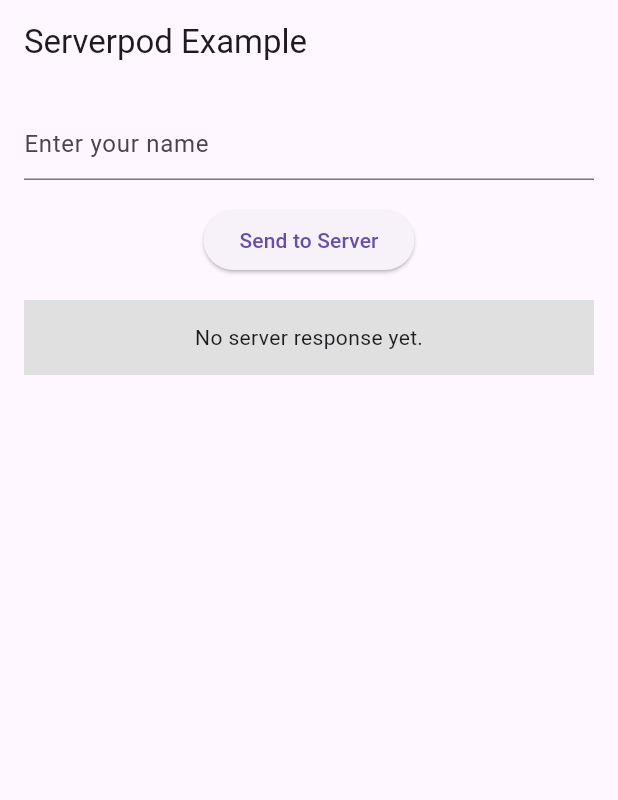
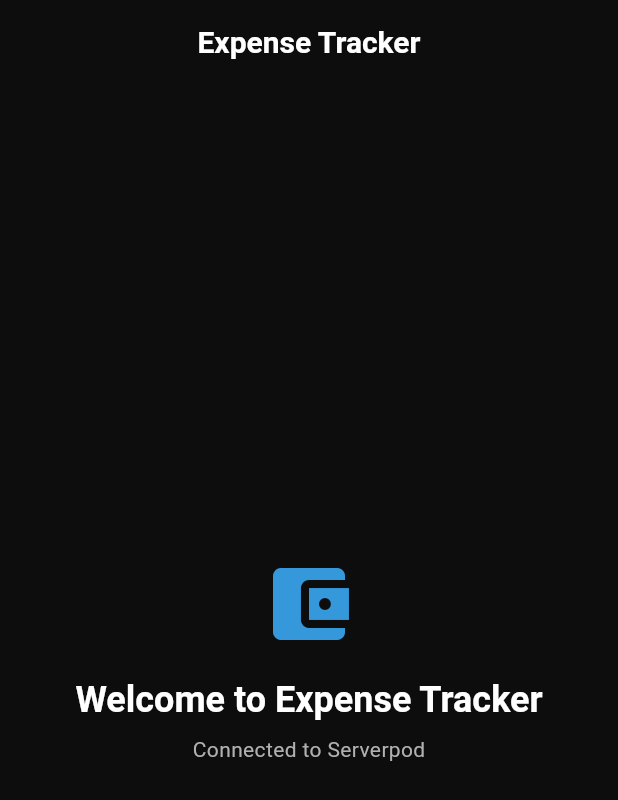
Before and after one commit to truong-kulltran/PriceNoteApp, a Flutter app: the screen it shows after launch, on a phone screen of 412 x 824 dp. Shown: the top 800 px of the screen. Run offline on Flutter 3.47's test engine with Material 3 defaults, Android fonts, the phone set to English and light mode, and no system bars; our stand-ins replace dartz, flutter_riverpod; missing offline and left inert: serverpod, serverpod_client, serverpod_flutter; statements that could not run were skipped.

Commit message:
Refactor Serverpod client initialization and update project configuration for improved connectivity monitoring

```diff
--- a/learn_dart_serverpod_flutter/lib/core/config/serverpod_config.dart
+++ b/learn_dart_serverpod_flutter/lib/core/config/serverpod_config.dart
@@ -9,7 +9,6 @@
   static void initialize() {
     client = Client(
       'http://localhost:8083/',
-      authenticationKeyManager: FlutterAuthenticationKeyManager(),
-    );
+    )..connectivityMonitor = FlutterConnectivityMonitor();
   }
 }
--- a/learn_dart_serverpod_flutter/lib/main.dart
+++ b/learn_dart_serverpod_flutter/lib/main.dart
@@ -1,32 +1,17 @@
-import 'package:learn_dart_serverpod_client/learn_dart_serverpod_client.dart';
 import 'package:flutter/material.dart';
-import 'package:serverpod_flutter/serverpod_flutter.dart';
-
-/// Sets up a global client object that can be used to talk to the server from
-/// anywhere in our app. The client is generated from your server code
-/// and is set up to connect to a Serverpod running on a local server on
-/// the default port. You will need to modify this to connect to staging or
-/// production servers.
-/// In a larger app, you may want to use the dependency injection of your choice
-/// instead of using a global client object. This is just a simple example.
-late final Client client;
-
-late String serverUrl;
+import 'package:flutter_riverpod/flutter_riverpod.dart';
+import 'core/config/serverpod_config.dart';
+import 'core/theme/app_theme.dart';
 
 void main() {
-  // When you are running the app on a physical device, you need to set the
-  // server URL to the IP address of your computer. You can find the IP
-  // address by running `ipconfig` on Windows or `ifconfig` on Mac/Linux.
-  // You can set the variable when running or building your app like this:
-  // E.g. `flutter run --dart-define=SERVER_URL=https://api.example.com/`
-  const serverUrlFromEnv = String.fromEnvironment('SERVER_URL');
-  final serverUrl =
-      serverUrlFromEnv.isEmpty ? 'http://$localhost:8083/' : serverUrlFromEnv;
+  // Initialize Serverpod client
+  ServerpodClientConfig.initialize();
 
-  client = Client(serverUrl)
-    ..connectivityMonitor = FlutterConnectivityMonitor();
-
-  runApp(const MyApp());
+  runApp(
+    const ProviderScope(
+      child: MyApp(),
+    ),
+  );
 }
 
 class MyApp extends StatelessWidget {
@@ -35,74 +20,41 @@
   @override
   Widget build(BuildContext context) {
     return MaterialApp(
-      title: 'Serverpod Demo',
-      theme: ThemeData(primarySwatch: Colors.blue),
-      home: const MyHomePage(title: 'Serverpod Example'),
+      title: 'PriceNoteDemo',
+      debugShowCheckedModeBanner: false,
+      theme: AppTheme.darkTheme,
+      home: const HomePage(),
     );
   }
 }
 
-class MyHomePage extends StatefulWidget {
-  const MyHomePage({super.key, required this.title});
-
-  final String title;
-
-  @override
-  MyHomePageState createState() => MyHomePageState();
-}
-
-class MyHomePageState extends State<MyHomePage> {
-  /// Holds the last result or null if no result exists yet.
-  String? _resultMessage;
-
-  /// Holds the last error message that we've received from the server or null
-  /// if no error exists yet.
-  String? _errorMessage;
-
-  final _textEditingController = TextEditingController();
-
-  /// Calls the `hello` method of the `greeting` endpoint. Will set either the
-  /// `_resultMessage` or `_errorMessage` field, depending on if the call
-  /// is successful.
-  void _callHello() async {
-    try {
-      final result = await client.greeting.hello(_textEditingController.text);
-      setState(() {
-        _errorMessage = null;
-        _resultMessage = result.message;
-      });
-    } catch (e) {
-      setState(() {
-        _errorMessage = '$e';
-      });
-    }
-  }
+class HomePage extends StatelessWidget {
+  const HomePage({super.key});
 
   @override
   Widget build(BuildContext context) {
     return Scaffold(
-      appBar: AppBar(title: Text(widget.title)),
-      body: Padding(
-        padding: const EdgeInsets.all(16),
+      appBar: AppBar(
+        title: const Text('Expense Tracker'),
+      ),
+      body: Center(
         child: Column(
+          mainAxisAlignment: MainAxisAlignment.center,
           children: [
-            Padding(
-              padding: const EdgeInsets.only(bottom: 16.0),
-              child: TextField(
-                controller: _textEditingController,
-                decoration: const InputDecoration(hintText: 'Enter your name'),
-              ),
+            Icon(
+              Icons.account_balance_wallet,
+              size: 64,
+              color: AppTheme.accentColor,
             ),
-            Padding(
-              padding: const EdgeInsets.only(bottom: 16.0),
-              child: ElevatedButton(
-                onPressed: _callHello,
-                child: const Text('Send to Server'),
-              ),
+            const SizedBox(height: 16),
+            Text(
+              'Welcome to Expense Tracker',
+              style: Theme.of(context).textTheme.headlineMedium,
             ),
-            ResultDisplay(
-              resultMessage: _resultMessage,
-              errorMessage: _errorMessage,
+            const SizedBox(height: 8),
+            Text(
+              'Connected to Serverpod',
+              style: Theme.of(context).textTheme.bodyMedium,
             ),
           ],
         ),
@@ -110,36 +62,3 @@
     );
   }
 }
-
-/// ResultDisplays shows the result of the call. Either the returned result
-/// from the `example.greeting` endpoint method or an error message.
-class ResultDisplay extends StatelessWidget {
-  final String? resultMessage;
-  final String? errorMessage;
-
-  const ResultDisplay({super.key, this.resultMessage, this.errorMessage});
-
-  @override
-  Widget build(BuildContext context) {
-    String text;
-    Color backgroundColor;
-    if (errorMessage != null) {
-      backgroundColor = Colors.red[300]!;
-      text = errorMessage!;
-    } else if (resultMessage != null) {
-      backgroundColor = Colors.green[300]!;
-      text = resultMessage!;
-    } else {
-      backgroundColor = Colors.grey[300]!;
-      text = 'No server response yet.';
-    }
-
-    return ConstrainedBox(
-      constraints: const BoxConstraints(minHeight: 50),
-      child: Container(
-        color: backgroundColor,
-        child: Center(child: Text(text)),
-      ),
-    );
-  }
-}
```
Also changed, not shown: 4 other files.
